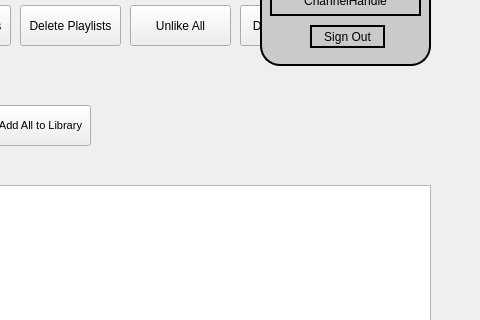
This is gui/src/main/resources/main_window.ui in apastel/ytmusic-deleter as Qt 5 draws it before an edit; both pictures show x 420 to 900 and y 154 to 474 of the 900 by 685 pixel window. The edited form follows.
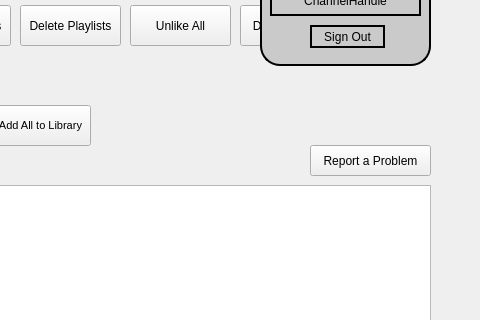
This is the edited form.

Commit message: Add "Report a Problem" button to report logs/errors to Sentry

Diff of the .ui file:
```diff
--- a/gui/src/main/resources/main_window.ui
+++ b/gui/src/main/resources/main_window.ui
@@ -430,6 +430,22 @@
      <bool>false</bool>
     </property>
    </widget>
+   <widget class="QPushButton" name="reportButton">
+    <property name="geometry">
+     <rect>
+      <x>730</x>
+      <y>280</y>
+      <width>121</width>
+      <height>31</height>
+     </rect>
+    </property>
+    <property name="toolTip">
+     <string>Click this to send a report to the developer.</string>
+    </property>
+    <property name="text">
+     <string>Report a Problem</string>
+    </property>
+   </widget>
   </widget>
   <widget class="QMenuBar" name="menubar">
    <property name="geometry">
```
The commit also changes 5 other files.
